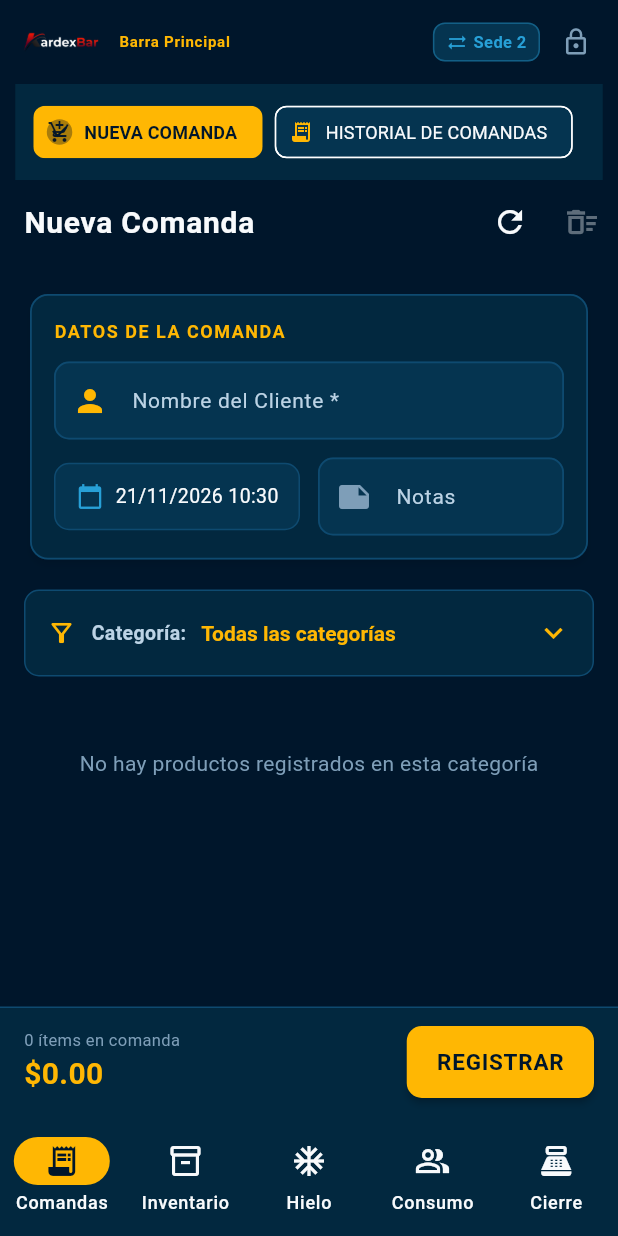
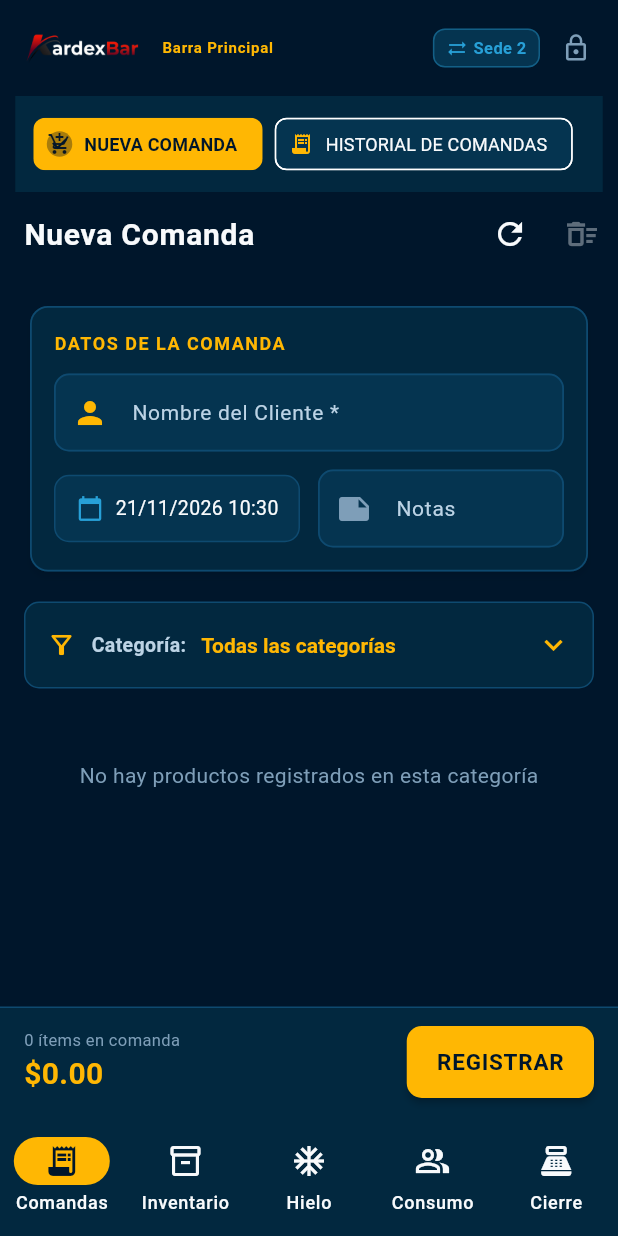
Before and after one commit to VladimirArguelles/kardexbar, a Flutter app: the MainBarLayoutScreen screen opened directly, on a phone screen of 412 x 824 dp. Run offline on Flutter 3.47's test engine with Material 3 defaults, Android fonts, the phone set to English and light mode, and no system bars; our stand-ins replace pdf, printing, supabase_flutter; accounts and stored records are empty.

Commit message:
style: aumentar tamano de imagen del logo en el AppBar a 48px con altura de barra de 64px

```diff
--- a/lib/main.dart
+++ b/lib/main.dart
@@ -129,18 +129,19 @@ class _MainBarLayoutScreenState extends State<MainBarLayoutScreen> {
       child: Scaffold(
         backgroundColor: AppTheme.background,
         appBar: AppBar(
+          toolbarHeight: 64,
           titleSpacing: 12,
           title: Row(
             mainAxisSize: MainAxisSize.min,
             children: [
-              // Logo oficial KardexBar
+              // Logo oficial KardexBar con tamaño aumentado
               Image.asset(
                 'assets/images/logo.png',
-                height: 32,
+                height: 48,
                 fit: BoxFit.contain,
                 errorBuilder: (context, error, stackTrace) => Image.asset(
                   'assets/images/KardexBar-Logo.png',
-                  height: 32,
+                  height: 48,
                   fit: BoxFit.contain,
                 ),
               ),
```
Also changed, not shown: 2 other files.
